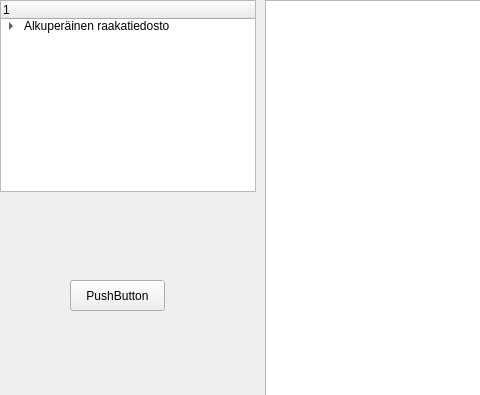
Qt form UI/qt4Designer/UIehdotus2.ui (cibr-jyu/meggie) before a commit; both pictures show x 0 to 480 and y 0 to 395 of the 1081 by 707 pixel window.
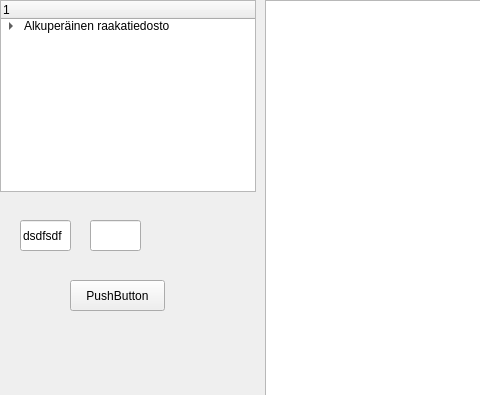
The same form after that commit.

Commit message: UI ottaa parametrejä

```diff
--- a/UI/qt4Designer/UIehdotus2.ui
+++ b/UI/qt4Designer/UIehdotus2.ui
@@ -72,6 +72,29 @@
      <string>PushButton</string>
     </property>
    </widget>
+   <widget class="QLineEdit" name="lineEdit">
+    <property name="geometry">
+     <rect>
+      <x>20</x>
+      <y>220</y>
+      <width>51</width>
+      <height>31</height>
+     </rect>
+    </property>
+    <property name="text">
+     <string>dsdfsdf</string>
+    </property>
+   </widget>
+   <widget class="QLineEdit" name="lineEdit_2">
+    <property name="geometry">
+     <rect>
+      <x>90</x>
+      <y>220</y>
+      <width>51</width>
+      <height>31</height>
+     </rect>
+    </property>
+   </widget>
   </widget>
   <widget class="QMenuBar" name="menubar">
    <property name="geometry">
```
The commit also changes 2 other files.
